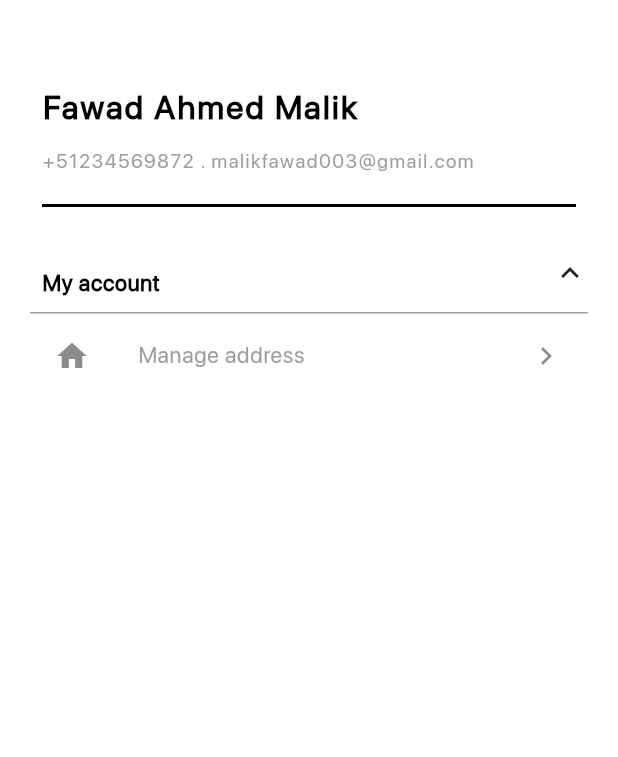
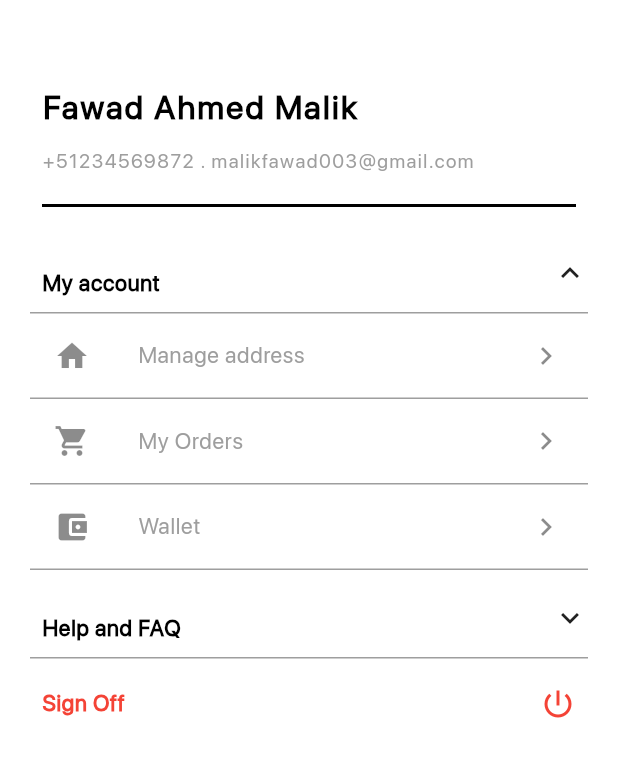
Before and after one commit to shahrukhktk/Food-App-Ui---Project-work, a Flutter app: the UserProfile screen opened directly, on a phone screen of 412 x 824 dp. Shown: the top 757 px of the screen. Run offline on Flutter 3.47's test engine with Material 2 defaults, Android fonts, the phone set to English and light mode, and no system bars; our stand-ins replace curved_navigation_bar, google_maps_flutter.

Commit message:
init login & sign up > done Order Confirmation > done Shop List > done -------------------------- View Product done 1 and 2 done Cart Pages 1. Empty Cart > done 2. Order Cart > done 3. Cart Payment > done 4. Order Cancellation > done ------------------------- Profile Screen > done

```diff
--- a/lib/screens/user_profile.dart
+++ b/lib/screens/user_profile.dart
@@ -44,7 +44,7 @@ class _UserProfileState extends State<UserProfile> {
 
           SizedBox(height: 20,),
 
-          //Promotions List
+          //My Account Portion
           Row(
             mainAxisAlignment: MainAxisAlignment.spaceBetween,
             crossAxisAlignment: CrossAxisAlignment.start,
@@ -73,8 +73,82 @@ class _UserProfileState extends State<UserProfile> {
             ),
             ),
             trailing: Icon(Icons.chevron_right),
+          ),
 
+          Divider(
+            height: 1, thickness: 1, color: Colors.grey,
           ),
+
+          ListTile(
+            leading: Icon(Icons.shopping_cart),
+            title: Text(
+              'My Orders', style: TextStyle(
+                fontFamily: 'SFProDisplay', fontSize: 15.0, fontWeight: FontWeight.w400, color: Colors.grey, letterSpacing: 0.5
+            ),
+            ),
+            trailing: Icon(Icons.chevron_right),
+          ),
+
+          Divider(
+            height: 1, thickness: 1, color: Colors.grey,
+          ),
+
+          ListTile(
+            leading: Icon(Icons.account_balance_wallet),
+            title: Text(
+              'Wallet', style: TextStyle(
+                fontFamily: 'SFProDisplay', fontSize: 15.0, fontWeight: FontWeight.w400, color: Colors.grey, letterSpacing: 0.5
+            ),
+            ),
+            trailing: Icon(Icons.chevron_right),
+          ),
+
+          Divider(
+            height: 1, thickness: 1, color: Colors.grey,
+          ),
+
+          SizedBox(height: 20,),
+
+          //Help & FAQ Portion
+          Row(
+            mainAxisAlignment: MainAxisAlignment.spaceBetween,
+            crossAxisAlignment: CrossAxisAlignment.start,
+            children: <Widget>[
+              Padding(
+                padding: const EdgeInsets.only(top: 10.0, left: 08.0, bottom: 10.0),
+                child: Text(
+                  'Help and FAQ', style: TextStyle(
+                    fontFamily: 'SFProDisplay', fontSize: 15.0, fontWeight: FontWeight.w600, color: Colors.black, letterSpacing: 0.5
+                ),
+                ),
+              ),
+              Icon(Icons.keyboard_arrow_down),
+            ],
+          ),
+
+          Divider(
+            height: 1, thickness: 1, color: Colors.grey,
+          ),
+
+          SizedBox(height: 10,),
+
+          Padding(
+            padding: const EdgeInsets.all(8.0),
+            child: Row(
+              mainAxisAlignment: MainAxisAlignment.spaceBetween,
+              crossAxisAlignment: CrossAxisAlignment.center,
+              children: <Widget>[
+                Text(
+                  'Sign Off', style: TextStyle(
+                    fontFamily: 'SFProDisplay', fontSize: 15.0, fontWeight: FontWeight.w600, color: Colors.red, letterSpacing: 0.5
+                ),
+                ),
+
+                Icon(Icons.power_settings_new, color: Colors.red,),
+
+              ],
+            ),
+          )
 
         ],
       ),
```
